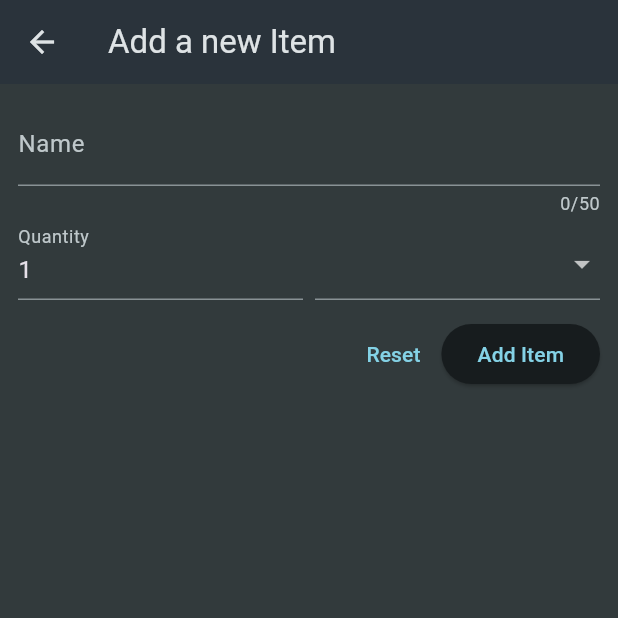
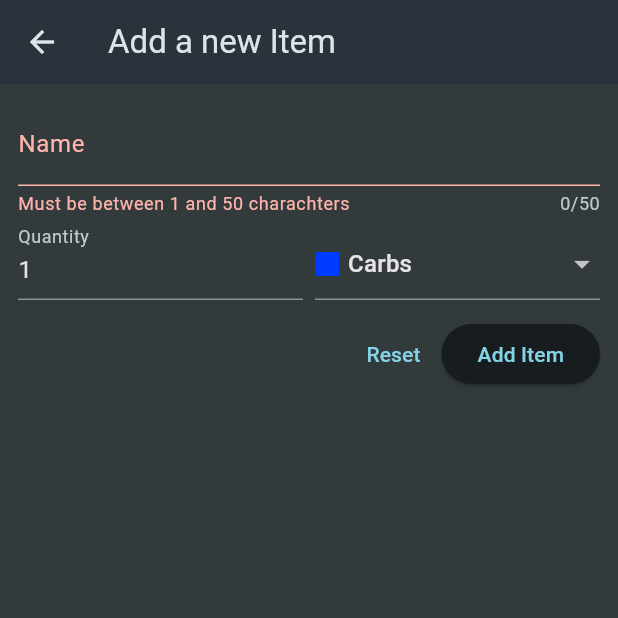
Before and after one commit to i-Abdulhaseeb/shopping_list, a Flutter app: the NewItem screen opened directly, after a tap on "Add Item", on a phone screen of 412 x 824 dp, the top half of it. Run offline on Flutter 3.47's test engine with Material 3 defaults, Android fonts, the phone set to English and light mode, and no system bars.

Commit message:
User now enters grocery + Forms work correctly

```diff
--- a/lib/main.dart
+++ b/lib/main.dart
@@ -1,5 +1,4 @@
 import 'package:flutter/material.dart';
-import 'package:shopping_list/data/dummy_items.dart';
 import 'package:shopping_list/widgets/grocery_list.dart';
 
 void main() {
--- a/lib/widgets/new_item.dart
+++ b/lib/widgets/new_item.dart
@@ -1,6 +1,7 @@
 import 'package:flutter/material.dart';
 import 'package:shopping_list/data/categories.dart';
 import 'package:shopping_list/models/category.dart';
+import 'package:shopping_list/models/grocery_item.dart';
 
 class NewItem extends StatefulWidget {
   const NewItem({super.key});
@@ -11,6 +12,25 @@ class NewItem extends StatefulWidget {
 }
 
 class _NewItemState extends State<NewItem> {
+  var _enteredName = '';
+  var _enteredQuantity = 1;
+  var _selectedCategory = categories[Categories.carbs]!;
+  final _formKey = GlobalKey<FormState>();
+  void _saveItem() {
+    if (_formKey.currentState!.validate()) {
+      _formKey.currentState!.save();
+      print(_selectedCategory.name);
+      Navigator.of(context).pop(
+        GroceryItem(
+          id: DateTime.now().toString(),
+          name: _enteredName,
+          quantity: _enteredQuantity,
+          category: _selectedCategory,
+        ),
+      );
+    }
+  }
+
   @override
   Widget build(context) {
     return Scaffold(
@@ -18,13 +38,24 @@ class _NewItemState extends State<NewItem> {
       body: Padding(
         padding: const EdgeInsetsGeometry.all(12),
         child: Form(
+          key: _formKey,
           child: Column(
             children: [
               TextFormField(
                 maxLength: 50,
                 decoration: InputDecoration(label: Text("Name")),
                 validator: (value) {
-                  return 'Demo...';
+                  if (value == null ||
+                      value.isEmpty ||
+                      value.trim().length <= 1 ||
+                      value.trim().length > 50) {
+                    return 'Must be between 1 and 50 charachters';
+                  } else {
+                    return null;
+                  }
+                },
+                onSaved: (value) {
+                  _enteredName = value!;
                 },
               ),
               Row(
@@ -32,13 +63,29 @@ class _NewItemState extends State<NewItem> {
                 children: [
                   Expanded(
                     child: TextFormField(
+                      keyboardType: TextInputType.number,
                       decoration: InputDecoration(label: Text("Quantity")),
-                      initialValue: '1',
+                      initialValue: _enteredQuantity.toString(),
+                      validator: (value) {
+                        if (value == null ||
+                            value.isEmpty ||
+                            int.tryParse(value) == null ||
+                            int.tryParse(value)! <= 0) {
+                          return 'Must be a valid positive number';
+                        } else {
+                          return null;
+                        }
+                      },
+                      onSaved: (value) {
+                        _enteredQuantity = int.parse(value!);
+                        ;
+                      },
                     ),
                   ),
                   const SizedBox(width: 8),
                   Expanded(
                     child: DropdownButtonFormField(
+                      initialValue: _selectedCategory,
                       items: [
                         for (final category in categories.entries)
                           DropdownMenuItem(
@@ -56,7 +103,11 @@ class _NewItemState extends State<NewItem> {
                             ),
                           ),
                       ],
-                      onChanged: (value) {},
+                      onChanged: (value) {
+                        setState(() {
+                          _selectedCategory = value!;
+                        });
+                      },
                     ),
                   ),
                 ],
@@ -65,9 +116,14 @@ class _NewItemState extends State<NewItem> {
               Row(
                 mainAxisAlignment: MainAxisAlignment.end,
                 children: [
-                  TextButton(onPressed: () {}, child: Text("Reset")),
+                  TextButton(
+                    onPressed: () {
+                      _formKey.currentState!.reset();
+                    },
+                    child: Text("Reset"),
+                  ),
                   ElevatedButton(
-                    onPressed: () {},
+                    onPressed: _saveItem,
                     child: const Text("Add Item"),
                   ),
                 ],
```
Also changed, not shown: lib/widgets/grocery_list.dart (+46 -17 lines).
